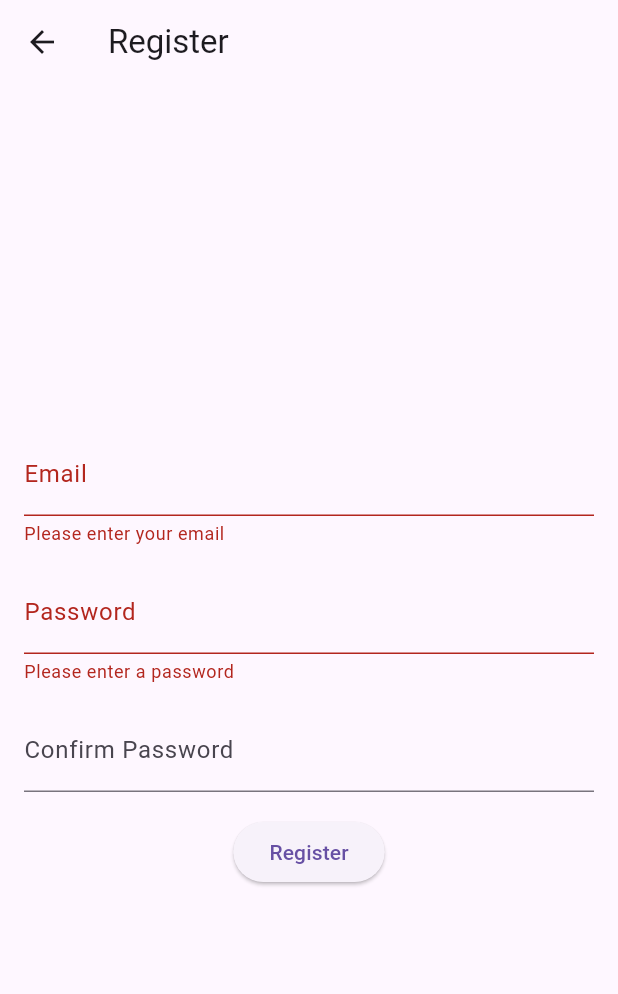
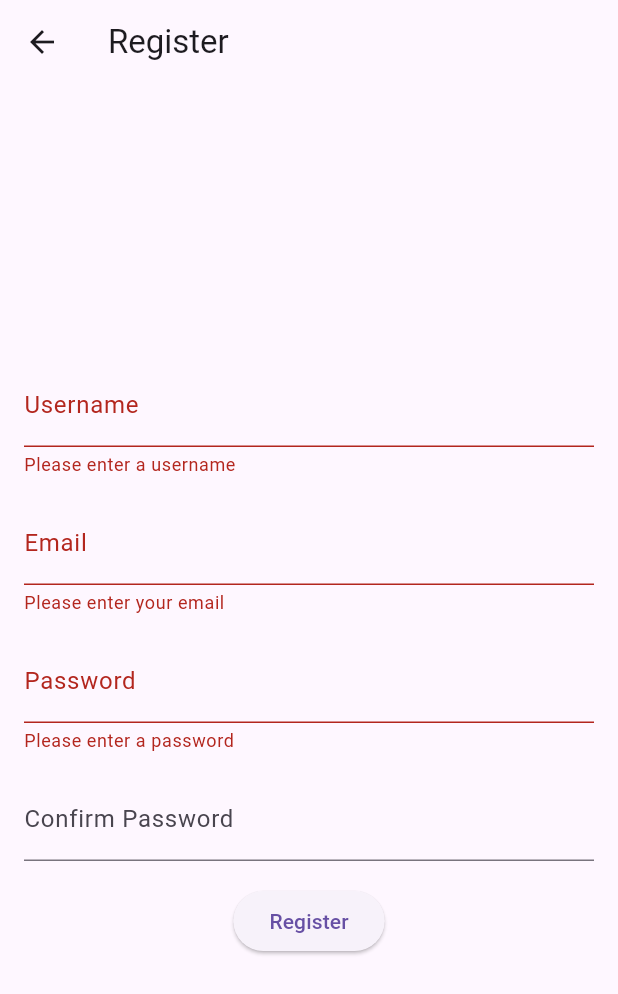
Before and after one commit to SeguraDevinn/flushFinders, a Flutter app: the RegistrationPage screen opened directly, after a tap on "Register", on a phone screen of 412 x 824 dp. Shown: the top 994 px of the screen. Run offline on Flutter 3.47's test engine with Material 3 defaults, Android fonts, the phone set to English and light mode, and no system bars; our stand-ins replace cloud_firestore, firebase_auth, firebase_core; accounts and stored records are empty; generated files the repository leaves out were written again.

```diff
--- a/lib/home_screen.dart
+++ b/lib/home_screen.dart
@@ -15,7 +15,7 @@ class _HomePageState extends State<HomeScreen> {
   final List<Widget> _pages = [
     const PlaceHolderWidget('Finder Page'),
     const PlaceHolderWidget("Rewards Page"),
-    const ProfilePage(),
+     ProfilePage(),
   ];
 
   @override
--- a/lib/registration_page.dart
+++ b/lib/registration_page.dart
@@ -1,7 +1,11 @@
 import 'package:flutter/material.dart';
 import 'package:firebase_auth/firebase_auth.dart';
+import 'package:cloud_firestore/cloud_firestore.dart';
+import 'home_screen.dart';
 
 class RegistrationPage extends StatefulWidget {
+  const RegistrationPage({super.key});
+
   @override
   _RegistrationPageState createState() => _RegistrationPageState();
 }
@@ -11,22 +15,57 @@ class _RegistrationPageState extends State<RegistrationPage> {
   final TextEditingController _emailController = TextEditingController();
   final TextEditingController _passwordController = TextEditingController();
   final TextEditingController _confirmpassword = TextEditingController();
+  final TextEditingController _username = TextEditingController();
   final FirebaseAuth _auth = FirebaseAuth.instance;
+  final FirebaseFirestore _firestore = FirebaseFirestore.instance;
 
 
   Future<void> _register() async {
     if (_formKey.currentState!.validate()) {
       try {
-        await _auth.createUserWithEmailAndPassword(
+        UserCredential userCredential = await _auth
+            .createUserWithEmailAndPassword(
           email: _emailController.text.trim(),
           password: _passwordController.text.trim(),
         );
+
+        //get the user name
+        User? user = userCredential.user;
+
+        if (user != null) {
+          // Adding user to firestore
+          await _addUserToFirestore(user);
+        }
+
         ScaffoldMessenger.of(context).showSnackBar(
           SnackBar(content: Text('Registration successful!')),
         );
+
         //TODO: Change this to enter the app, also change so that the info used in the profile page is the users name and info.
-        Navigator.pop(context);
+        Navigator.pushReplacement(
+          context,
+          MaterialPageRoute(builder: (context) => HomeScreen()),
+        );
       } on FirebaseAuthException catch(e) {
+        _handleAuthError(e);
+      }
+    }
+  }
+
+  Future<void> _addUserToFirestore(User user) async {
+    DocumentReference userDoc = _firestore.collection('Users').doc(user.uid);
+
+    // checks if the user already exists
+    if (!(await userDoc.get()).exists) {
+      await userDoc.set({
+        'username': _username.text.trim(),
+        'email': _emailController.text.trim(),
+        'dateCreated': FieldValue.serverTimestamp(),
+        'reviewCount': 0,
+      });
+  }
+}
+  void _handleAuthError(FirebaseAuthException e) {
     String message;
     switch (e.code) {
       case 'weak-password':
@@ -42,8 +81,6 @@ class _RegistrationPageState extends State<RegistrationPage> {
       SnackBar(content: Text(message), backgroundColor: Colors.black54),
     );
   }
-    }
-  }
 
 
 @override
@@ -57,6 +94,19 @@ Widget build(BuildContext context) {
         child: Column(
           mainAxisAlignment: MainAxisAlignment.center,
           children: [
+            //Username Field
+            TextFormField(
+              controller: _username,
+              decoration: InputDecoration(labelText: 'Username'),
+              validator: (value) {
+                if (value == null || value.isEmpty) {
+                  return 'Please enter a username';
+                }
+                return null;
+              },
+            ),
+            SizedBox(height: 16),
+            //Email Field
             TextFormField(
               controller: _emailController,
               decoration: InputDecoration(labelText: 'Email'),
@@ -64,6 +114,7 @@ Widget build(BuildContext context) {
               value!.isEmpty ? 'Please enter your email' : null,
             ),
             SizedBox(height: 16),
+            //Password Field
             TextFormField(
               controller: _passwordController,
               obscureText: true,
@@ -78,6 +129,7 @@ Widget build(BuildContext context) {
               },
             ),
             SizedBox(height: 16),
+            //Confirm password Field
             TextFormField(
               controller: _confirmpassword,
               obscureText: true,
--- a/pubspec.yaml
+++ b/pubspec.yaml
@@ -38,6 +38,8 @@ dependencies:
   cupertino_icons: ^1.0.6
   firebase_core: ^3.8.0
   firebase_auth: ^5.3.3
+  cloud_firestore: ^5.3.3
+  shared_preferences: ^2.3.3
 
 dev_dependencies:
   flutter_test:
```
Also changed, not shown: lib/auth_services/auth_services.dart (deleted, +0 -36 lines), lib/main.dart (+25 -2 lines), lib/profile_page.dart (+121 -33 lines), pubspec.lock. Lines whose indentation alone changed are shown as unchanged.
